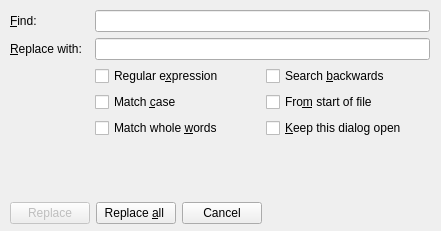
The window that replacedialog.ui (altsan/qe-text-editor) describes before a commit, drawn with Qt 5.
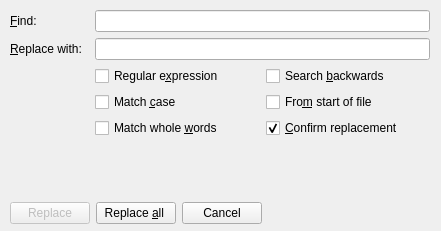
The same window after the commit.

Commit message: Finish implementing Replace dialog.

The edit to the form file:
```diff
--- a/replacedialog.ui
+++ b/replacedialog.ui
@@ -97,7 +97,10 @@
         <item row="2" column="1">
          <widget class="QCheckBox" name="keepCheckBox">
           <property name="text">
-           <string>&amp;Keep this dialog open</string>
+           <string>&amp;Confirm replacement</string>
+          </property>
+          <property name="checked">
+           <bool>true</bool>
           </property>
          </widget>
         </item>
```
Left out of the diff: 4 changed lines with no effect on the pictures. The commit also changes 7 other files.
